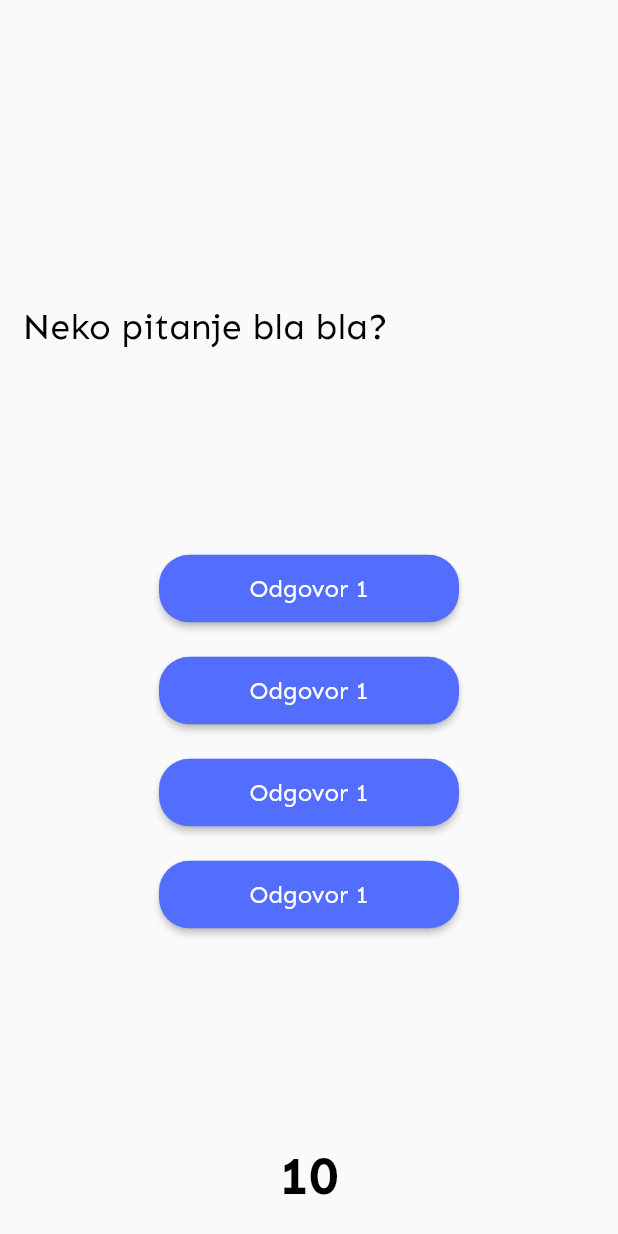
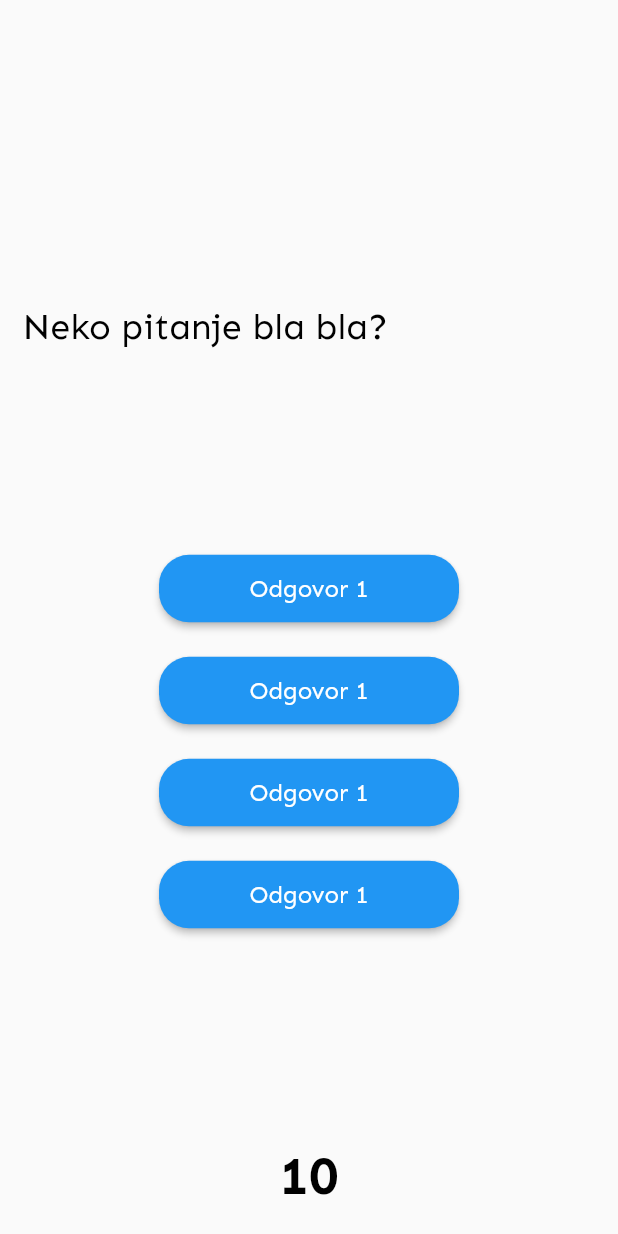
Before and after one commit to crnomarkovicm/2020_PPQuiz, a Flutter app: the screen it shows after launch, after a tap on "Asocijacije", after a tap on "Igraj!", on a phone screen of 412 x 824 dp. Run offline on Flutter 3.47's test engine with Material 2 defaults, Android fonts, the phone set to English and light mode, and no system bars; our stand-ins replace flip_card.

Commit message:
prepravljen kod radi vece modularnosti

```diff
--- a/src/lib/home.dart
+++ b/src/lib/home.dart
@@ -86,7 +86,7 @@ class _HomeState extends State<Home> {
                       ),
                     Center(
                       child: FlatButton(
-                        color: Colors.blueGrey,
+                        color: Theme.of(context).buttonColor,
                         padding: EdgeInsets.all(2.00),
                         onPressed: () {
                           Navigator.of(context).pushReplacement(MaterialPageRoute(
@@ -95,7 +95,7 @@ class _HomeState extends State<Home> {
                         },
                         child: Text(
                           "Igraj!",
-                            style: Theme.of(context).textTheme.body1,
+                            style: Theme.of(context).textTheme.button,
                         ),
                       ),
 
@@ -119,7 +119,7 @@ class _HomeState extends State<Home> {
 //            TODO->ubaciti ovo u kontejnere i ispraviti visinu svakog
             children: <Widget>[
               Text('Tema: ',
-                style: Theme.of(context).textTheme.body2
+                style: Theme.of(context).textTheme.overline
               ),
               Expanded(
                   child:Switch(
@@ -132,11 +132,11 @@ class _HomeState extends State<Home> {
             ],
           )
         ],
-        backgroundColor: Theme.of(context).accentColor,
+        backgroundColor: Theme.of(context).primaryColor,
         centerTitle: true,
         title: Text(
           'PPQuiz',
-          style: Theme.of(context).textTheme.display1,
+          style: Theme.of(context).textTheme.headline,
         ),
       ),
       body: ListView(
--- a/src/lib/koznazna.dart
+++ b/src/lib/koznazna.dart
@@ -1,5 +1,5 @@
 import 'dart:convert';
-
+import 'ui/colors.dart';
 import 'package:flutter/cupertino.dart';
 import 'package:flutter/material.dart';
 
@@ -19,7 +19,7 @@ class getjson extends StatelessWidget {
               child: Text(
                 "Loading...",
                 style: TextStyle(
-                  color: Colors.black,
+                  color: QuizColors.text2.color,
                 ),
               ),
             ),
@@ -50,13 +50,10 @@ class _koznaznaState extends State<koznazna> {
           onPressed: (){},
           child: Text(
             "Odgovor 1",
-            style: TextStyle(
-                color: Colors.white,
-                fontSize: 16.0
-            ),
+            style: Theme.of(context).textTheme.display2,
           ),
-          color: Colors.indigoAccent,
-          splashColor: Colors.indigo[700],
+          color: QuizColors.primary.color,
+          splashColor: QuizColors.secondary.color,
           highlightColor: Colors.indigo[700],
           minWidth: 200.0,
           height: 45.0,
@@ -77,10 +74,7 @@ class _koznaznaState extends State<koznazna> {
               alignment: Alignment.bottomLeft,
               child:  Text(
                 "Neko pitanje bla bla?",
-                style: TextStyle(
-                  fontSize: 24.0,
-                  color: Colors.black,
-                ),
+                style: Theme.of(context).textTheme.display1,
               ),
             ),
           ),
@@ -104,11 +98,7 @@ class _koznaznaState extends State<koznazna> {
               child: Center(
                 child: Text(
                   "10",
-                  style: TextStyle(
-                    fontSize: 35.0,
-                    fontWeight: FontWeight.w700,
-                    color: Colors.black,
-                  ),
+                  style: Theme.of(context).textTheme.display3
                 ),
               ),
             ),
--- a/src/lib/main.dart
+++ b/src/lib/main.dart
@@ -18,13 +18,19 @@ class PPQuiz extends StatelessWidget{
         accentColor: QuizColors.secondary.color,
         cursorColor: QuizColors.primary.color,
         backgroundColor: QuizColors.background.color,
+        buttonColor: QuizColors.button.color,
         brightness: Brightness.light,
         textTheme: TextTheme(
-          display1: TextStyle(
+          display3: TextStyle(
+            fontSize: 35.0,
+            fontWeight: FontWeight.w700,
+            color: QuizColors.text2.color,
+          ),
+          headline: TextStyle(
             fontSize: 30,
             color: QuizColors.text.color
           ),
-          headline: TextStyle(
+          title: TextStyle(
             fontSize: 50,
             color: QuizColors.text.color,
             fontWeight: FontWeight.bold
@@ -33,14 +39,26 @@ class PPQuiz extends StatelessWidget{
             color: QuizColors.text.color,
             fontSize: 21
           ),
+          button: TextStyle(
+              color: QuizColors.text.color,
+              fontSize: 21
+          ),
           subhead: TextStyle(
             color: QuizColors.text.color,
             fontSize: 24
           ),
-          body2: TextStyle(
+          display2: TextStyle(
+              color: QuizColors.text.color,
+              fontSize: 16.0
+          ),
+          overline: TextStyle(
               color: QuizColors.text.color,
               fontSize: 16
-          )
+          ),
+          display1: TextStyle(
+            fontSize: 24.0,
+            color: QuizColors.text2.color,
+          ),
         )
       ),
       darkTheme: ThemeData(
--- a/src/lib/splash.dart
+++ b/src/lib/splash.dart
@@ -36,7 +36,7 @@ class _SplashScreenState extends State<SplashScreen> {
         body: Center(
           child: Text(
             'PPQuiz',
-            style: Theme.of(context).textTheme.headline,
+            style: Theme.of(context).textTheme.title,
           ),
         ),
       )
--- a/src/lib/ui/colors.dart
+++ b/src/lib/ui/colors.dart
@@ -7,6 +7,10 @@ enum QuizColors{
   secondary,
   background,
   text,
+  text2,
+  button,
+  darkText,
+  darkText2,
   darkPrimary,
   darkSecondary,
   darkBackground
@@ -15,9 +19,13 @@ enum QuizColors{
 extension QuizColorsExtended on QuizColors{
   static const colors = {
     QuizColors.primary: Color(0xFF2196F3),
-    QuizColors.secondary: Color(0xFF2196F3),
+    QuizColors.secondary: Color(0xFF1769AA),
     QuizColors.background: Color(0xFFFFFFFF),
     QuizColors.text: Color(0xFFFFFFFF),
+    QuizColors.text2: Color(0xFF000000),
+    QuizColors.button: Color(0xFF607D8B),
+    QuizColors.darkText: Color(0xFF000000),
+    QuizColors.darkText2: Color(0xFFFFFFFF),
     QuizColors.darkPrimary: Color(0xFF051938),
     QuizColors.darkSecondary: Color(0xFF172028),
     QuizColors.darkBackground: Color(0xFF06051E)
```
